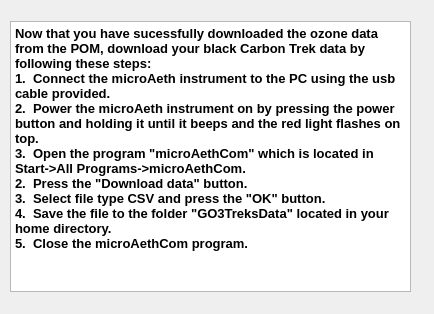
cjwhome/go3treksQt, file carbondatawidget.ui: the form before one commit.
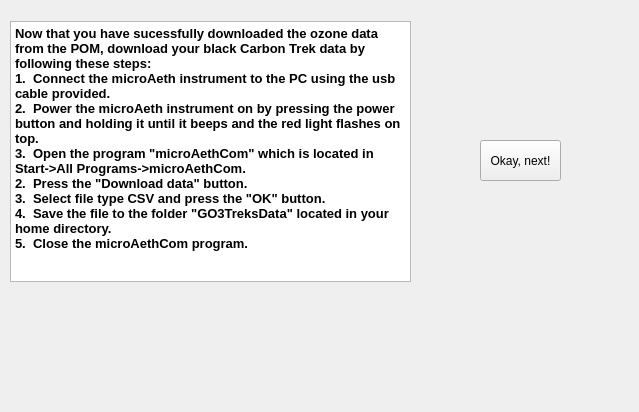
The form after the commit.

The edit to the form file:
```diff
--- a/carbondatawidget.ui
+++ b/carbondatawidget.ui
@@ -6,8 +6,8 @@
    <rect>
     <x>0</x>
     <y>0</y>
-    <width>434</width>
-    <height>314</height>
+    <width>639</width>
+    <height>412</height>
    </rect>
   </property>
   <property name="windowTitle">
@@ -19,7 +19,7 @@
      <x>10</x>
      <y>21</y>
      <width>401</width>
-     <height>271</height>
+     <height>261</height>
     </rect>
    </property>
    <property name="html">
@@ -37,6 +37,19 @@
 &lt;p style=&quot; margin-top:0px; margin-bottom:0px; margin-left:0px; margin-right:0px; -qt-block-indent:0; text-indent:0px;&quot;&gt;&lt;span style=&quot; font-size:10pt; font-weight:600;&quot;&gt;5.  Close the microAethCom program.&lt;/span&gt;&lt;/p&gt;&lt;/body&gt;&lt;/html&gt;</string>
    </property>
   </widget>
+  <widget class="QPushButton" name="pushButton">
+   <property name="geometry">
+    <rect>
+     <x>480</x>
+     <y>140</y>
+     <width>81</width>
+     <height>41</height>
+    </rect>
+   </property>
+   <property name="text">
+    <string>Okay, next!</string>
+   </property>
+  </widget>
  </widget>
  <resources/>
  <connections/>
```
Left out of the diff: 3 changed lines with no effect on the pictures.
